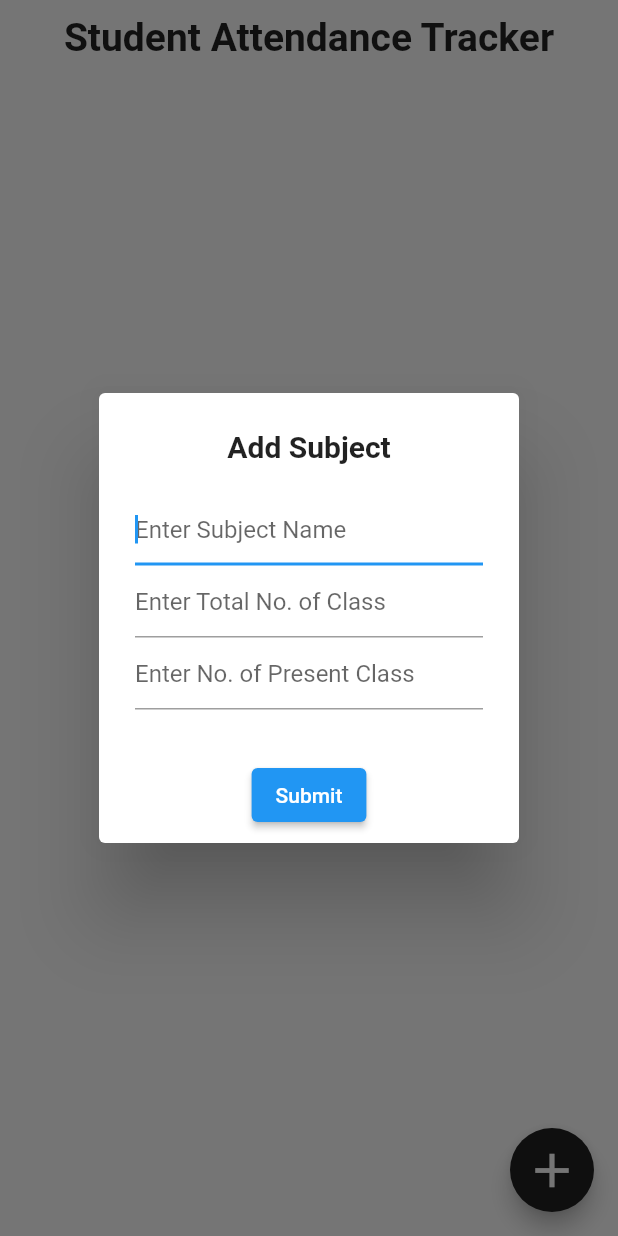
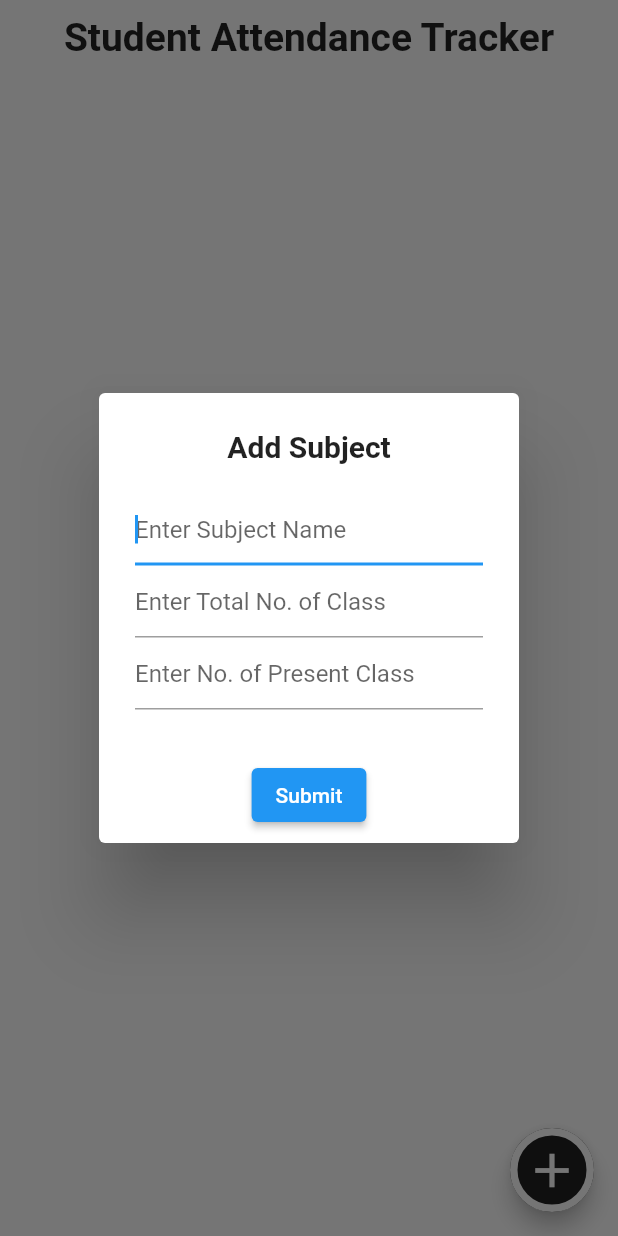
Before and after one commit to sayyam134/Attendance-Tracker, a Flutter app: the screen it shows after launch, after a tap on the "add" icon, on a phone screen of 412 x 824 dp. Run offline on Flutter 3.47's test engine with Material 2 defaults, Android fonts, the light colour scheme and no system bars; our stand-ins replace hive, hive_flutter, percent_indicator; accounts and stored records are empty.

Commit message:
bottom safearea removed and white border added on floating action button

```diff
--- a/lib/pages/home_page.dart
+++ b/lib/pages/home_page.dart
@@ -1,4 +1,3 @@
-import 'dart:convert';
 import 'package:a_counter/pages/detail_page.dart';
 import 'package:a_counter/util/item.dart';
 import 'package:flutter/material.dart';
@@ -42,6 +41,7 @@ class _HomePageState extends State<HomePage> {
     return Scaffold(
       backgroundColor: Colors.white,
       body: SafeArea(
+        bottom: false,
         child: Column(
             crossAxisAlignment: CrossAxisAlignment.center,
             children: [
@@ -131,6 +131,7 @@ class _HomePageState extends State<HomePage> {
         ),
       ),
       floatingActionButton: FloatingActionButton(
+        shape: RoundedRectangleBorder(side: BorderSide(width: 5, color: Colors.white), borderRadius: BorderRadius.circular(100)),
         onPressed: () {
           addItem();
         },
```
